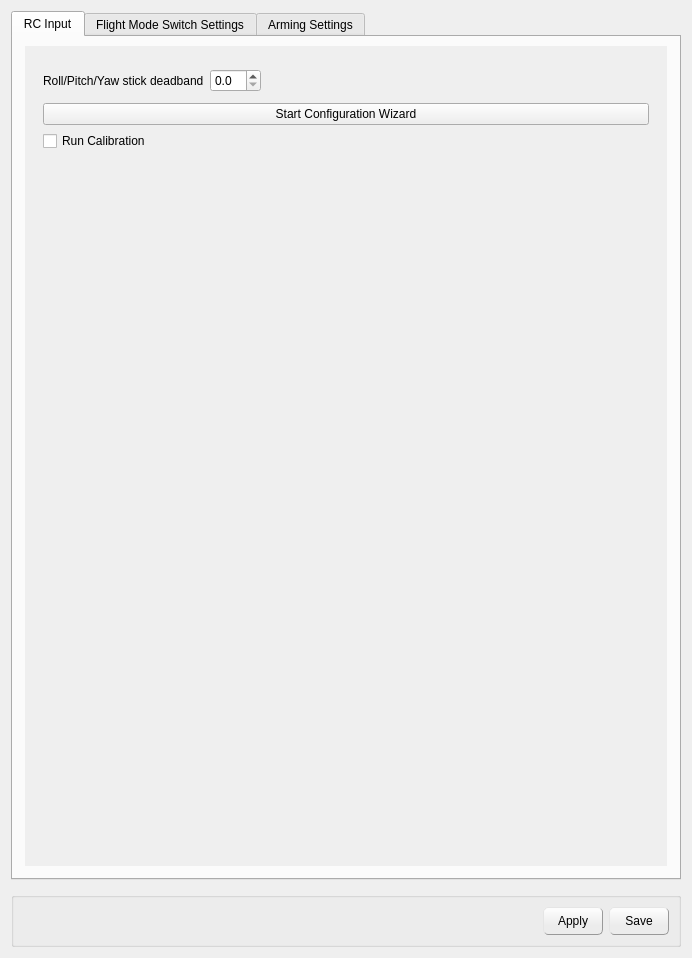
Old version of the form ground/openpilotgcs/src/plugins/config/input.ui in the repository openpilot/OpenPilot.
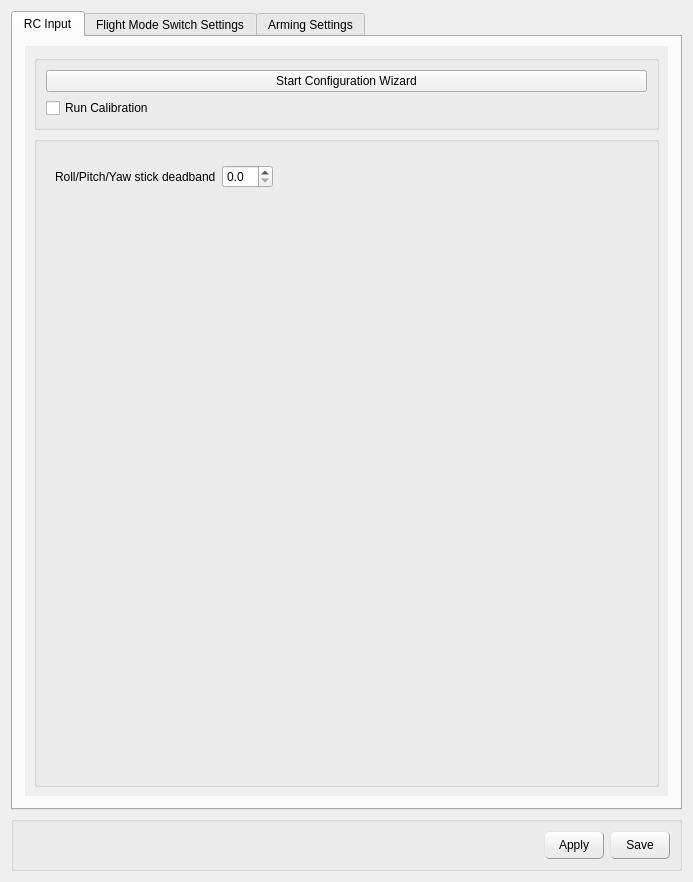
New version of the form. Icons and pictures are not drawn.

The edit to the form file:
```diff
--- a/ground/openpilotgcs/src/plugins/config/input.ui
+++ b/ground/openpilotgcs/src/plugins/config/input.ui
@@ -6,17 +6,14 @@
    <rect>
     <x>0</x>
     <y>0</y>
-    <width>692</width>
-    <height>958</height>
+    <width>693</width>
+    <height>882</height>
    </rect>
   </property>
   <property name="windowTitle">
    <string>Form</string>
   </property>
-  <layout class="QVBoxLayout" name="verticalLayout_6">
-   <property name="spacing">
-    <number>12</number>
-   </property>
+  <layout class="QVBoxLayout" name="verticalLayout_13">
    <item>
     <widget class="QTabWidget" name="tabWidget">
      <property name="currentIndex">
@@ -26,7 +23,7 @@
       <attribute name="title">
        <string>RC Input</string>
       </attribute>
-      <layout class="QVBoxLayout" name="verticalLayout_3">
+      <layout class="QVBoxLayout" name="verticalLayout_11">
        <property name="leftMargin">
         <number>12</number>
        </property>
@@ -49,12 +46,47 @@
            <rect>
             <x>0</x>
             <y>0</y>
-            <width>638</width>
-            <height>801</height>
+            <width>639</width>
+            <height>721</height>
            </rect>
           </property>
           <layout class="QGridLayout" name="gridLayout">
-           <item row="0" column="0">
+           <item row="1" column="0">
+            <widget class="QGroupBox" name="groupBox_4">
+             <property name="sizePolicy">
+              <sizepolicy hsizetype="Preferred" vsizetype="Fixed">
+               <horstretch>0</horstretch>
+               <verstretch>0</verstretch>
+              </sizepolicy>
+             </property>
+             <property name="title">
+              <string/>
+             </property>
+             <layout class="QVBoxLayout" name="verticalLayout_3">
+              <item>
+               <widget class="QPushButton" name="configurationWizard">
+                <property name="text">
+                 <string>Start Configuration Wizard</string>
+                </property>
+               </widget>
+              </item>
+              <item>
+               <widget class="QCheckBox" name="runCalibration">
+                <property name="text">
+                 <string>Run Calibration</string>
+                </property>
+               </widget>
+              </item>
+             </layout>
+            </widget>
+           </item>
+           <item row="2" column="0">
+            <widget class="QGroupBox" name="groupBox_5">
+             <property name="title">
+              <string/>
+             </property>
+             <layout class="QVBoxLayout" name="verticalLayout_6">
+              <item>
             <widget class="QStackedWidget" name="stackedWidget">
              <property name="currentIndex">
               <number>0</number>
@@ -120,36 +152,6 @@
                  </item>
                 </layout>
                </item>
-               <item>
-                <spacer name="verticalSpacer_4">
-                 <property name="orientation">
-                  <enum>Qt::Vertical</enum>
-                 </property>
-                 <property name="sizeType">
-                  <enum>QSizePolicy::Preferred</enum>
-                 </property>
-                 <property name="sizeHint" stdset="0">
-                  <size>
-                   <width>20</width>
-                   <height>5</height>
-                  </size>
-                 </property>
-                </spacer>
-               </item>
-               <item>
-                <widget class="QPushButton" name="configurationWizard">
-                 <property name="text">
-                  <string>Start Configuration Wizard</string>
-                 </property>
-                </widget>
-               </item>
-               <item>
-                <widget class="QCheckBox" name="runCalibration">
-                 <property name="text">
-                  <string>Run Calibration</string>
-                 </property>
-                </widget>
-               </item>
                <item>
                 <spacer name="verticalSpacer_2">
                  <property name="orientation">
@@ -230,6 +232,9 @@
            </item>
           </layout>
          </widget>
+           </item>
+          </layout>
+         </widget>
         </widget>
        </item>
       </layout>
```
Left out of the diff: 21 changed lines with no effect on the pictures. Lines whose indentation alone changed are shown as unchanged.
